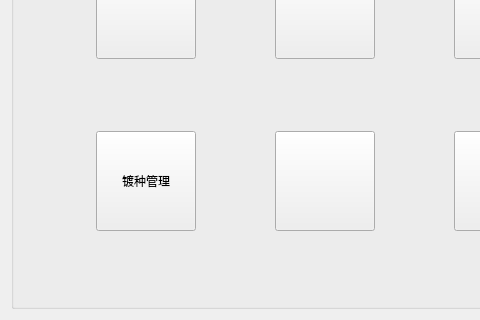
This is Qt/ERP/systemmanager.ui in superp2017/NTERP as Qt 5 draws it before an edit; both pictures show x 0 to 480 and y 428 to 748 of the 833 by 748 pixel window. The edited form follows.
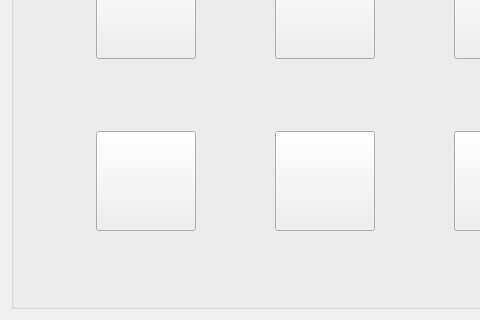
This is the edited form.

Diff of the .ui file:
```diff
--- a/Qt/ERP/systemmanager.ui
+++ b/Qt/ERP/systemmanager.ui
@@ -258,7 +258,7 @@
          </size>
         </property>
         <property name="text">
-         <string>镀种管理</string>
+         <string/>
         </property>
        </widget>
       </item>
```
